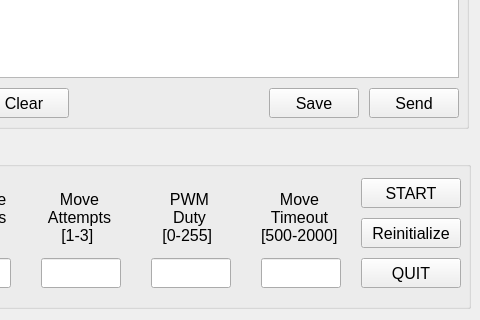
The window that src/omniroute_operation/src/three_by_three_interface/interface.ui (NC4Lab/omniroute_ubuntu_ws) describes before a commit, drawn with Qt 5; both pictures show x 309 to 789 and y 522 to 842 of the 789 by 842 pixel window.
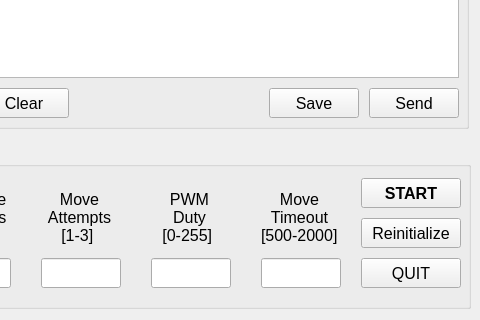
The same window after the commit.

The edit to the form file:
```diff
--- a/src/omniroute_operation/src/three_by_three_interface/interface.ui
+++ b/src/omniroute_operation/src/three_by_three_interface/interface.ui
@@ -652,6 +652,8 @@
     <property name="font">
      <font>
       <pointsize>12</pointsize>
+      <weight>75</weight>
+      <bold>true</bold>
      </font>
     </property>
     <property name="text">
```
Left out of the diff: 2 changed lines with no effect on the pictures.
